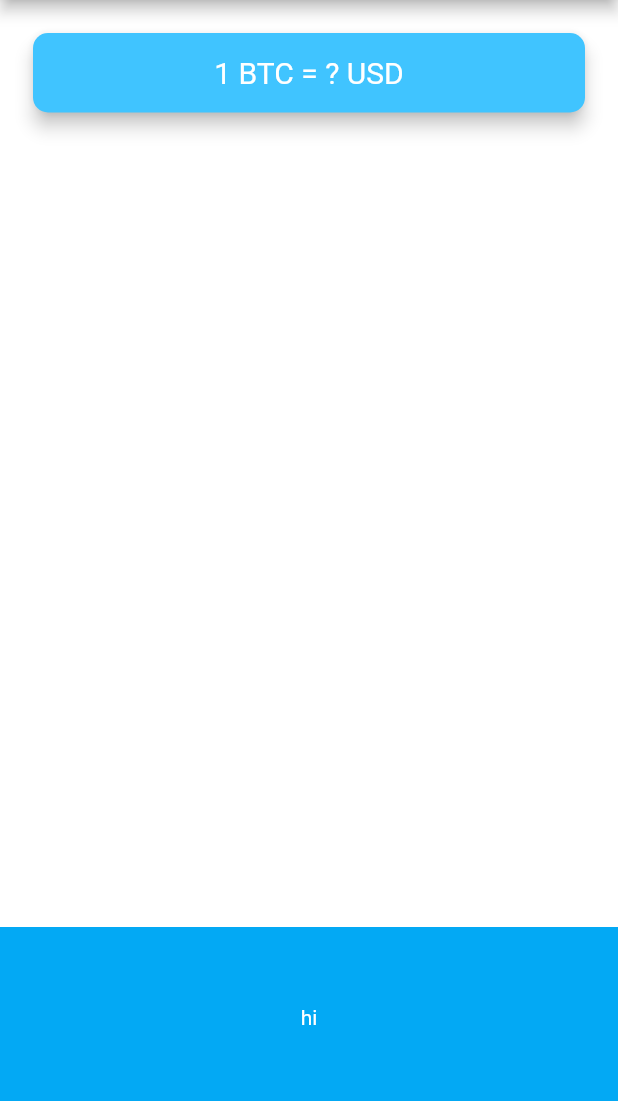
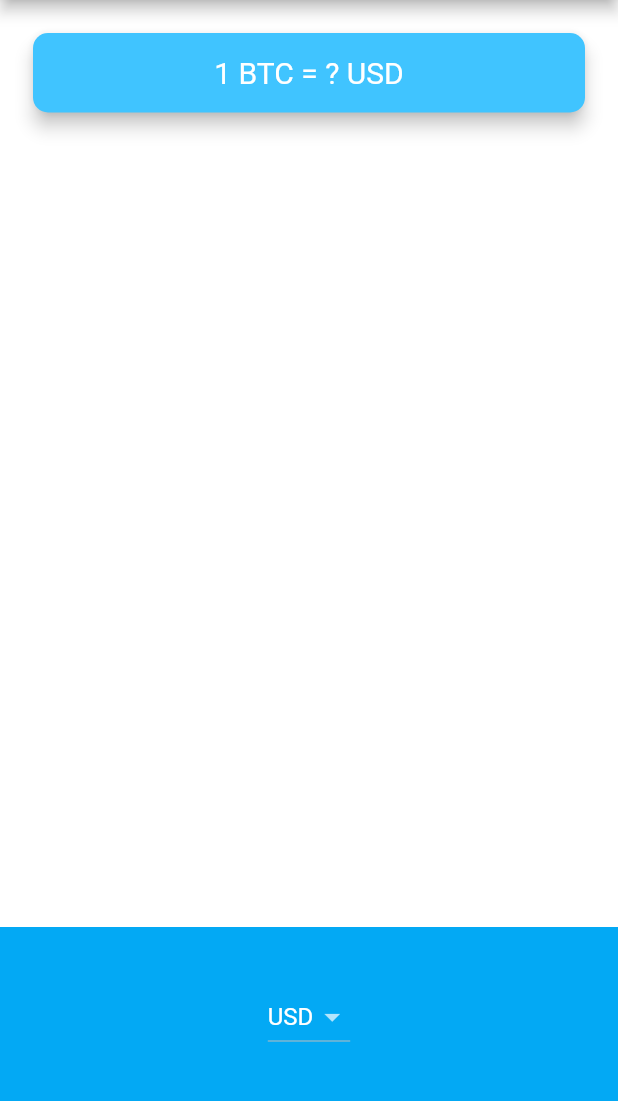
Before and after one commit to hakimihamzan/code_journey, a Flutter app: the screen it shows after launch, on a phone screen of 412 x 824 dp, the part 84-1185 px from its top. Run offline on Flutter 3.47's test engine with Material 2 defaults, Android fonts, the phone set to English and light mode, and no system bars; our stand-ins replace audioplayers; project files that could hold a hidden picture were left out.

Commit message:
Your Message

```diff
--- a/10th - October/x4_bitcoin_tracker/lib/price_screen.dart
+++ b/10th - October/x4_bitcoin_tracker/lib/price_screen.dart
@@ -4,6 +4,8 @@ class PriceScreen extends StatefulWidget {
   @override
   _PriceScreenState createState() => _PriceScreenState();
 }
+
+String selectedCurrency = 'USD';
 
 class _PriceScreenState extends State<PriceScreen> {
   @override
@@ -42,7 +44,29 @@ class _PriceScreenState extends State<PriceScreen> {
             alignment: Alignment.center,
             padding: EdgeInsets.only(bottom: 30.0),
             color: Colors.lightBlue,
-            child: Text('hi'),
+            child: DropdownButton<String>(
+              value: selectedCurrency,
+              items: [
+                DropdownMenuItem(
+                  child: Text('USD'),
+                  value: 'USD',
+                ),
+                DropdownMenuItem(
+                  child: Text('EUR'),
+                  value: 'EUR',
+                ),
+                DropdownMenuItem(
+                  child: Text('GBP'),
+                  value: 'GBP',
+                ),
+              ],
+              onChanged: (value) {
+                setState(() {
+                  selectedCurrency = value;
+                });
+                print(value);
+              },
+            ),
           ),
         ],
       ),
```
